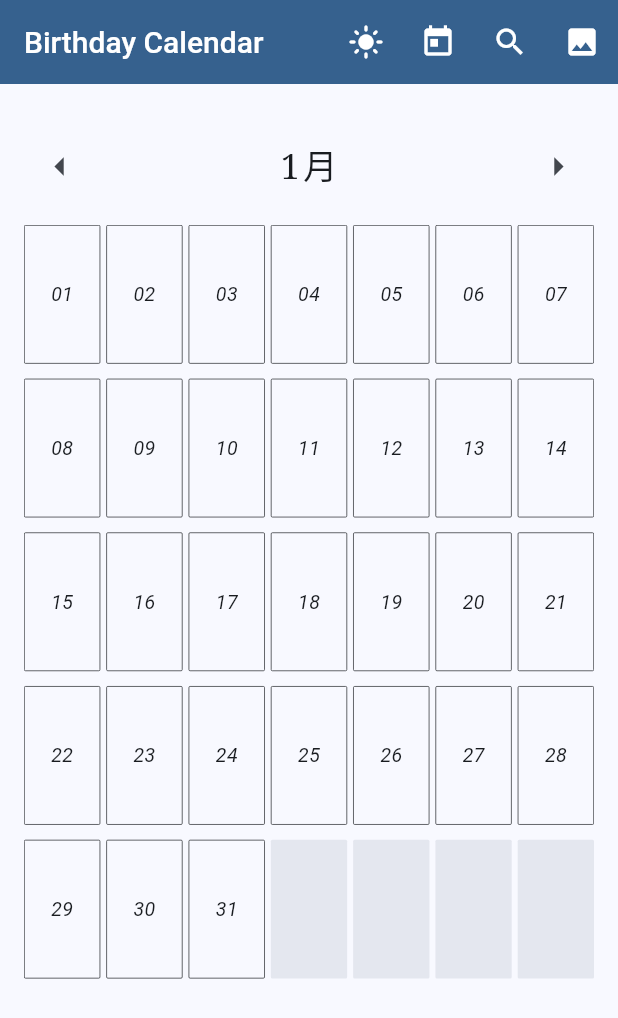
After one commit to mkaoy-0/BirthdayCalendar, a Flutter app: the screen it shows after launch, after a tap on the "arrow left" icon, on a phone screen of 412 x 824 dp. The commit adds this screen. Shown: the top 1018 px of the screen. Run offline on Flutter 3.47's test engine with Material 3 defaults, Android fonts, the phone set to English and light mode, and no system bars; drawn by our look-alikes of dynamic_color; our stand-ins replace flutter_local_notifications, image_cropper, image_picker, shared_preferences, timezone; missing offline and left inert: async_wallpaper, workmanager; Roboto replaces fonts that are missing (Times New Roman, fantasy).

Commit message:
main処理分割(4)：カレンダー表示を分割

```diff
--- /dev/null
+++ b/lib/calendar_view.dart
@@ -0,0 +1,162 @@
+import 'dart:io';
+
+import 'package:flutter/material.dart';
+
+class CalendarView extends StatelessWidget {
+  const CalendarView({
+    super.key,
+    required this.pageController,
+    required this.currentMonth,
+    required this.selectedDay,
+    required this.daysInMonth,
+    required this.selectedImages,
+    required this.colorScheme,
+    required this.now,
+    required this.onMonthChanged,
+    required this.onDayTap,
+  });
+
+  final PageController pageController;
+  final int currentMonth;
+  final int? selectedDay;
+  final Map<int, int> daysInMonth;
+  final Map<String, String> selectedImages;
+  final ColorScheme colorScheme;
+  final DateTime now;
+  final ValueChanged<int> onMonthChanged;
+  final ValueChanged<int> onDayTap;
+
+  @override
+  Widget build(BuildContext context) {
+    return Column(
+      mainAxisSize: MainAxisSize.min,
+      children: [
+        Padding(
+          padding: const EdgeInsets.symmetric(vertical: 15),
+          child: Row(
+            mainAxisAlignment: MainAxisAlignment.spaceBetween,
+            children: [
+              IconButton(
+                icon: const Icon(Icons.arrow_left, size: 30),
+                onPressed: () => pageController.previousPage(
+                  duration: const Duration(milliseconds: 300),
+                  curve: Curves.easeInOut,
+                ),
+              ),
+              Text(
+                '$currentMonth月',
+                style: const TextStyle(
+                  fontSize: 23,
+                  letterSpacing: 2,
+                  fontFamily: 'serif',
+                ),
+              ),
+              IconButton(
+                icon: const Icon(Icons.arrow_right, size: 30),
+                onPressed: () => pageController.nextPage(
+                  duration: const Duration(milliseconds: 300),
+                  curve: Curves.easeInOut,
+                ),
+              ),
+            ],
+          ),
+        ),
+        SizedBox(
+          height: (MediaQuery.of(context).size.width - 32) / 7 / 0.55 * 5.1,
+          child: PageView.builder(
+            controller: pageController,
+            onPageChanged: (index) => onMonthChanged((index % 12) + 1),
+            itemBuilder: (context, pageIndex) {
+              final monthForPage = (pageIndex % 12) + 1;
+              final maxDays = daysInMonth[monthForPage] ?? 30;
+
+              return GridView.builder(
+                shrinkWrap: true,
+                padding: EdgeInsets.zero,
+                physics: const NeverScrollableScrollPhysics(),
+                gridDelegate: const SliverGridDelegateWithFixedCrossAxisCount(
+                  crossAxisCount: 7,
+                  mainAxisSpacing: 10,
+                  crossAxisSpacing: 4,
+                  childAspectRatio: 0.55,
+                ),
+                itemCount: 35,
+                itemBuilder: (context, index) {
+                  final dayNumber = index + 1;
+                  if (dayNumber > maxDays) {
+                    return Container(
+                      decoration: BoxDecoration(
+                        color: colorScheme.surfaceVariant.withValues(alpha: 0.8),
+                        borderRadius: BorderRadius.circular(1),
+                      ),
+                    );
+                  }
+
+                  final key = '$monthForPage-$dayNumber';
+                  final imagePath = selectedImages[key];
+                  final hasImage = imagePath != null && imagePath.isNotEmpty;
+                  final isToday =
+                      now.month == monthForPage && now.day == dayNumber;
+                  final isSelected =
+                      selectedDay == dayNumber && currentMonth == monthForPage;
+
+                  return InkWell(
+                    onTap: () => onDayTap(dayNumber),
+                    child: Container(
+                      decoration: BoxDecoration(
+                        border: Border.all(color: colorScheme.onSurface, width: 0.45),
+                        borderRadius: BorderRadius.circular(1),
+                        color: hasImage ? colorScheme.surface : null,
+                        image: hasImage
+                            ? DecorationImage(
+                                image: FileImage(File(imagePath)),
+                                fit: BoxFit.cover,
+                                colorFilter: ColorFilter.mode(
+                                  Colors.black.withValues(alpha: 0.4),
+                                  BlendMode.srcATop,
+                                ),
+                              )
+                            : null,
+                      ),
+                      child: Center(
+                        child: Container(
+                          width: isToday ? (isSelected ? 42 : 32) : null,
+                          height: isToday ? (isSelected ? 42 : 32) : null,
+                          alignment: Alignment.center,
+                          decoration: isToday
+                              ? BoxDecoration(
+                                  color: colorScheme.inversePrimary.withValues(
+                                    alpha: 0.9,
+                                  ),
+                                  shape: BoxShape.circle,
+                                )
+                              : null,
+                          child: Text(
+                            dayNumber.toString().padLeft(2, '0'),
+                            style: TextStyle(
+                              fontSize: isSelected ? 19 : 13,
+                              fontStyle: FontStyle.italic,
+                              fontFamily: 'Times New Roman',
+                              color: hasImage
+                                  ? Colors.white
+                                  : colorScheme.onSurface,
+                              shadows: hasImage
+                                  ? const [
+                                      Shadow(color: Colors.black, blurRadius: 4),
+                                    ]
+                                  : null,
+                            ),
+                          ),
+                        ),
+                      ),
+                    ),
+                  );
+                },
+              );
+            },
+          ),
+        ),
+      ],
+    );
+  }
+}
--- a/lib/main.dart
+++ b/lib/main.dart
@@ -1,9 +1,9 @@
-import 'dart:io'; // ファイルを扱う用
 import 'package:flutter/material.dart';
 import 'package:workmanager/workmanager.dart';
 import 'package:dynamic_color/dynamic_color.dart'; // DynamicColorBuilderのエラー対策
 import 'background_task.dart';
 import 'calendar_storage_service.dart';
+import 'calendar_view.dart';
 import 'theme_service.dart'; // ThemeServiceのエラー対策
 import 'notification_service.dart';
 import 'wallpaper_service.dart';
@@ -489,6 +489,34 @@ class _WallpaperCalendarPageState extends State<WallpaperCalendarPage>
     });
   }
 
+  void _handleCalendarMonthChanged(int month) {
+    setState(() {
+      currentMonth = month;
+      selectedDay = null;
+      showTextField = false;
+      showTagEditor = false;
+      editingTagIndex = null;
+      tagController.clear();
+    });
+  }
+
+  void _handleCalendarDayTap(int day) {
+    final key = '$currentMonth-$day';
+    setState(() {
+      if (selectedDay == day) {
+        selectedDay = null;
+        showTextField = false;
+        showTagEditor = false;
+      } else {
+        selectedDay = day;
+        showTextField = false;
+        showTagEditor = false;
+        textController.text = dateMemos[key] ?? '';
+        tagController.clear();
+      }
+    });
+  }
+
   @override
   Widget build(BuildContext context) {
     final now = DateTime.now();
@@ -560,6 +588,7 @@ class _WallpaperCalendarPageState extends State<WallpaperCalendarPage>
             padding: const EdgeInsets.all(16.0),
             child: Column(
               children: [
+                /*
                 // 【1】月を切り替えるヘッダーエリア
                 Padding(
                   padding: const EdgeInsets.symmetric(vertical: 15.0),
@@ -600,6 +629,7 @@ class _WallpaperCalendarPageState extends State<WallpaperCalendarPage>
                   ),
                 ),
 
+                */
                 // 【2】日付の一覧エリア ＋ 【3】スマート操作エリア
                 Expanded(
                   child: GestureDetector(
@@ -609,6 +639,18 @@ class _WallpaperCalendarPageState extends State<WallpaperCalendarPage>
                       child: Column(
                         mainAxisSize: MainAxisSize.min,
                         children: [
+                          CalendarView(
+                            pageController: _pageController,
+                            currentMonth: currentMonth,
+                            selectedDay: selectedDay,
+                            daysInMonth: daysInMonth,
+                            selectedImages: selectedImages,
+                            colorScheme: currentColors,
+                            now: now,
+                            onMonthChanged: _handleCalendarMonthChanged,
+                            onDayTap: _handleCalendarDayTap,
+                          ),
+                          /*
                           SizedBox(
                             height:
                                 (MediaQuery.of(context).size.width - 32) /
@@ -782,6 +824,7 @@ class _WallpaperCalendarPageState extends State<WallpaperCalendarPage>
                             ),
                           ),
 
+                          */
                           if (selectedDay != null)
                             SelectedDatePanel(
                               month: currentMonth,
```
Also changed, not shown: 1 other file.
